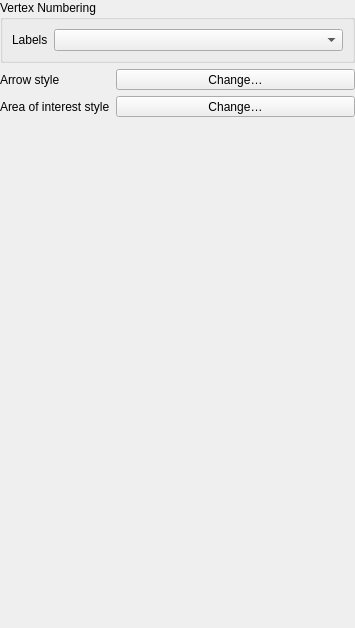
This is vertex_compare/ui/settings.ui in north-road/vertex_compare as Qt 5 draws it before an edit. The edited form follows.
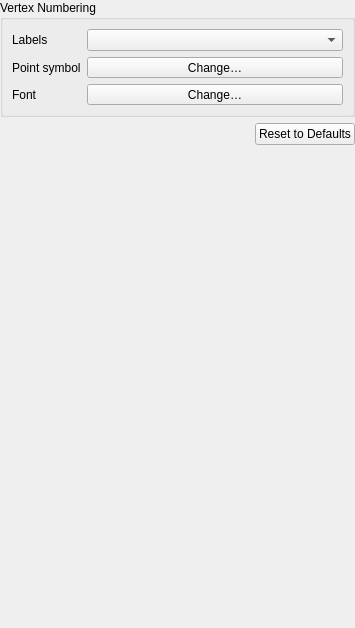
This is the edited form. Custom widgets are drawn as their Qt base class.

Commit message: Configurable vertex symbol

```diff
--- a/vertex_compare/ui/settings.ui
+++ b/vertex_compare/ui/settings.ui
@@ -26,20 +26,6 @@
    <property name="bottomMargin">
     <number>0</number>
    </property>
-   <item row="1" column="0">
-    <widget class="QLabel" name="label_2">
-     <property name="text">
-      <string>Arrow style</string>
-     </property>
-    </widget>
-   </item>
-   <item row="2" column="0">
-    <widget class="QLabel" name="label_3">
-     <property name="text">
-      <string>Area of interest style</string>
-     </property>
-    </widget>
-   </item>
    <item row="3" column="1">
     <spacer name="verticalSpacer">
      <property name="orientation">
@@ -53,38 +39,22 @@
      </property>
     </spacer>
    </item>
-   <item row="2" column="1">
-    <widget class="QgsSymbolButton" name="extent_style_button">
-     <property name="sizePolicy">
-      <sizepolicy hsizetype="Expanding" vsizetype="Fixed">
-       <horstretch>0</horstretch>
-       <verstretch>0</verstretch>
-      </sizepolicy>
-     </property>
-     <property name="text">
-      <string>Change…</string>
-     </property>
-    </widget>
-   </item>
-   <item row="1" column="1">
-    <widget class="QgsSymbolButton" name="arrow_style_button">
-     <property name="sizePolicy">
-      <sizepolicy hsizetype="Expanding" vsizetype="Fixed">
-       <horstretch>0</horstretch>
-       <verstretch>0</verstretch>
-      </sizepolicy>
-     </property>
-     <property name="text">
-      <string>Change…</string>
-     </property>
-    </widget>
-   </item>
    <item row="0" column="0" colspan="2">
     <widget class="QGroupBox" name="groupBox">
      <property name="title">
       <string>Vertex Numbering</string>
      </property>
      <layout class="QGridLayout" name="gridLayout_2" columnstretch="0,1">
+      <item row="1" column="1">
+       <widget class="QComboBox" name="filtering_combo"/>
+      </item>
+      <item row="2" column="0">
+       <widget class="QLabel" name="label_2">
+        <property name="text">
+         <string>Point symbol</string>
+        </property>
+       </widget>
+      </item>
       <item row="1" column="0">
        <widget class="QLabel" name="label">
         <property name="text">
@@ -92,12 +62,69 @@
         </property>
        </widget>
       </item>
-      <item row="1" column="1">
-       <widget class="QComboBox" name="filtering_combo"/>
+      <item row="3" column="0">
+       <widget class="QLabel" name="label_3">
+        <property name="text">
+         <string>Font</string>
+        </property>
+       </widget>
+      </item>
+      <item row="2" column="1">
+       <widget class="QgsSymbolButton" name="point_symbol_button">
+        <property name="sizePolicy">
+         <sizepolicy hsizetype="Expanding" vsizetype="Fixed">
+          <horstretch>0</horstretch>
+          <verstretch>0</verstretch>
+         </sizepolicy>
+        </property>
+        <property name="text">
+         <string>Change…</string>
+        </property>
+       </widget>
+      </item>
+      <item row="3" column="1">
+       <widget class="QgsFontButton" name="vertex_font_button">
+        <property name="sizePolicy">
+         <sizepolicy hsizetype="Expanding" vsizetype="Fixed">
+          <horstretch>0</horstretch>
+          <verstretch>0</verstretch>
+         </sizepolicy>
+        </property>
+        <property name="text">
+         <string>Change…</string>
+        </property>
+       </widget>
       </item>
      </layout>
     </widget>
    </item>
+   <item row="1" column="0" colspan="2">
+    <layout class="QHBoxLayout" name="horizontalLayout">
+     <property name="bottomMargin">
+      <number>0</number>
+     </property>
+     <item>
+      <spacer name="horizontalSpacer">
+       <property name="orientation">
+        <enum>Qt::Horizontal</enum>
+       </property>
+       <property name="sizeHint" stdset="0">
+        <size>
+         <width>40</width>
+         <height>20</height>
+        </size>
+       </property>
+      </spacer>
+     </item>
+     <item>
+      <widget class="QPushButton" name="button_reset_defaults">
+       <property name="text">
+        <string>Reset to Defaults</string>
+       </property>
+      </widget>
+     </item>
+    </layout>
+   </item>
   </layout>
  </widget>
  <customwidgets>
@@ -106,6 +133,11 @@
    <extends>QToolButton</extends>
    <header>qgis.gui</header>
   </customwidget>
+  <customwidget>
+   <class>QgsFontButton</class>
+   <extends>QToolButton</extends>
+   <header>qgis.gui</header>
+  </customwidget>
  </customwidgets>
  <resources/>
  <connections/>
```
The commit also changes 5 other files.
